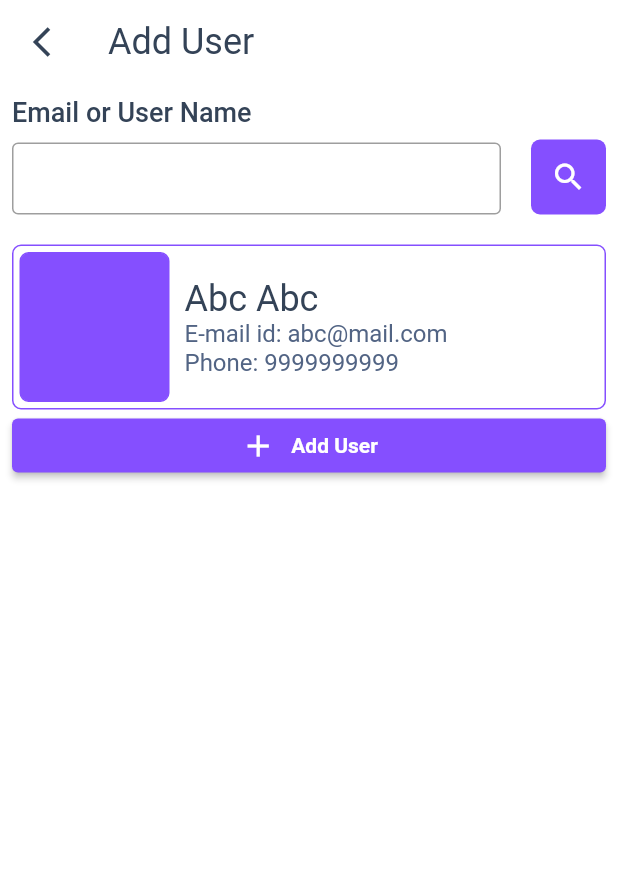
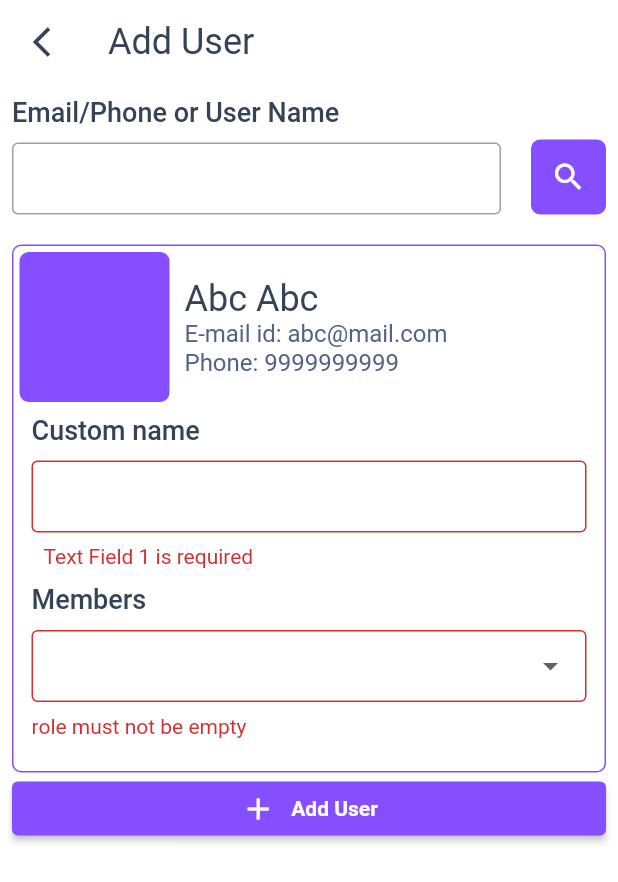
Before and after one commit to flutter09/impl, a Flutter app: the AddUserScreen screen opened by its route, after a tap on "Add User", on a phone screen of 412 x 824 dp. Shown: the top 882 px of the screen. Run offline on Flutter 3.47's test engine with Material 2 defaults, Android fonts, the phone set to English and light mode, and no system bars; our stand-ins replace bot_toast, cached_network_image, connectivity_plus, dio, easy_localization, flutter_bloc and 5 more; missing offline and left inert: enough_giphy_flutter, gradients; accounts and stored records are empty; network calls fail; Roboto replaces fonts that are missing (IBM).

Commit message:
search user and add them with custom name

```diff
--- a/lib/main.dart
+++ b/lib/main.dart
@@ -32,7 +32,7 @@ class MyApp extends StatelessWidget {
         debugShowCheckedModeBanner: false,
         onGenerateRoute: RouteGenerator.getRoute,
         initialRoute: Routes
-            .createProjectRoute /*di.di<SignInCubit>().checkLogin() ? Routes.dashboardScreen : Routes.signInRoute*/,
+            .userListScreen /*di.di<SignInCubit>().checkLogin() ? Routes.dashboardScreen : Routes.signInRoute*/,
         localizationsDelegates: context.localizationDelegates,
         supportedLocales: context.supportedLocales,
         locale: context.locale,
--- a/lib/presentation/screen/user/add_user_screen.dart
+++ b/lib/presentation/screen/user/add_user_screen.dart
@@ -1,18 +1,62 @@
 import 'package:chat_application/config/theme/app_theme.dart';
-import 'package:chat_application/utils/utils.dart';
 import 'package:easy_localization/easy_localization.dart';
 import 'package:flutter/material.dart';
 
+import '../../../domain/model/request/custom_user.dart';
 import '../component/custom_appbar.dart';
+import '../component/custom_dropdown.dart';
 import '../component/custom_textfield.dart';
 
-class AddUserScreen extends StatelessWidget {
-  AddUserScreen({super.key});
+class AddUserScreen extends StatefulWidget {
+  const AddUserScreen({super.key});
 
+  @override
+  State<AddUserScreen> createState() => _AddUserScreenState();
+}
+
+class _AddUserScreenState extends State<AddUserScreen> {
   final _emailController = TextEditingController();
+  final _customNameController = TextEditingController();
+  String? roleError;
+  List<String> roles = [];
 
   final GlobalKey<ScaffoldState> _scaffoldKey = GlobalKey<ScaffoldState>();
+
   final _formKey = GlobalKey<FormState>();
+
+  final List<String> options = [
+    'Option 1',
+    'Option 2',
+    'Option 3',
+    'Option 4',
+    'Option 5',
+  ];
+
+  void addToRole(List<String> list) {
+    print("add to role : $list");
+    setState(() {
+      roles.clear();
+      roles.addAll(list);
+      roleError = list.isEmpty ? 'role must not be empty' : null;
+    });
+  }
+
+  void onSave() {
+    print(roles);
+    if (_formKey.currentState!.validate() && roles.isNotEmpty) {
+      var customUser = CustomUser(
+          name: _emailController.text,
+          customName: _customNameController.text,
+          roles:
+              roles); //todo : change email with username which is getting from search api
+      // todo make api call to add user and navigate pop
+      print(customUser);
+    } else if (roles.isEmpty) {
+      setState(() {
+        roleError = 'role must not be empty';
+      });
+    }
+  }
 
   @override
   Widget build(BuildContext context) {
@@ -39,9 +83,9 @@ class AddUserScreen extends StatelessWidget {
                   children: [
                     Expanded(
                       child: LabelTextField(
-                        label: 'Email or User Name',
+                        label: 'Email/Phone or User Name',
                         validate: (value) {
-                          return validateEmail(value);
+                          return null;
                         },
                         controller: _emailController,
                       ),
@@ -75,14 +119,17 @@ class AddUserScreen extends StatelessWidget {
                         borderRadius: BorderRadius.circular(6),
                         border: Border.all(color: colorPrimary, width: 1)),
                     padding: const EdgeInsets.all(4),
-                    child: Row(
+                    child: Column(
+                      children: [
+                        Row(
                           mainAxisAlignment: MainAxisAlignment.center,
                           crossAxisAlignment: CrossAxisAlignment.center,
                           children: [
                             Container(
                               decoration: BoxDecoration(
                                   borderRadius: BorderRadius.circular(6),
-                              border: Border.all(color: colorPrimary, width: 1),
+                                  border:
+                                      Border.all(color: colorPrimary, width: 1),
                                   color: colorPrimary),
                               width: 100,
                               height: 100,
@@ -111,14 +158,47 @@ class AddUserScreen extends StatelessWidget {
                             )
                           ],
                         ),
+                        Padding(
+                          padding: const EdgeInsets.all(8.0),
+                          child: Column(
+                            mainAxisAlignment: MainAxisAlignment.center,
+                            crossAxisAlignment: CrossAxisAlignment.start,
+                            mainAxisSize: MainAxisSize.max,
+                            children: [
+                              LabelTextField(
+                                controller: _customNameController,
+                                label: "Custom name",
+                                validate: (value) {
+                                  if (value.isEmpty) {
+                                    return 'Text Field 1 is required';
+                                  }
+                                  return null;
+                                },
+                              ),
+                              const SizedBox(
+                                height: 10,
+                              ),
+                              LabelMultipleChipDropDown(
+                                options: options,
+                                label: 'Members',
+                                onSave: addToRole,
+                                errorText: roleError,
+                                selectedValues: roles,
+                              ),
+                              const SizedBox(
+                                height: 10,
+                              ),
+                            ],
+                          ),
+                        ),
+                      ],
+                    ),
                   ),
                 ),
                 SizedBox(
                   width: double.infinity,
                   child: ElevatedButton(
-                    onPressed: () {
-                      //todo create project
-                    },
+                    onPressed: onSave,
                     child: Row(
                       mainAxisAlignment: MainAxisAlignment.center,
                       crossAxisAlignment: CrossAxisAlignment.center,
```
Also changed, not shown: lib/presentation/screen/user/user_list_screen.dart (+41 -12 lines). Lines whose indentation alone changed are shown as unchanged.
